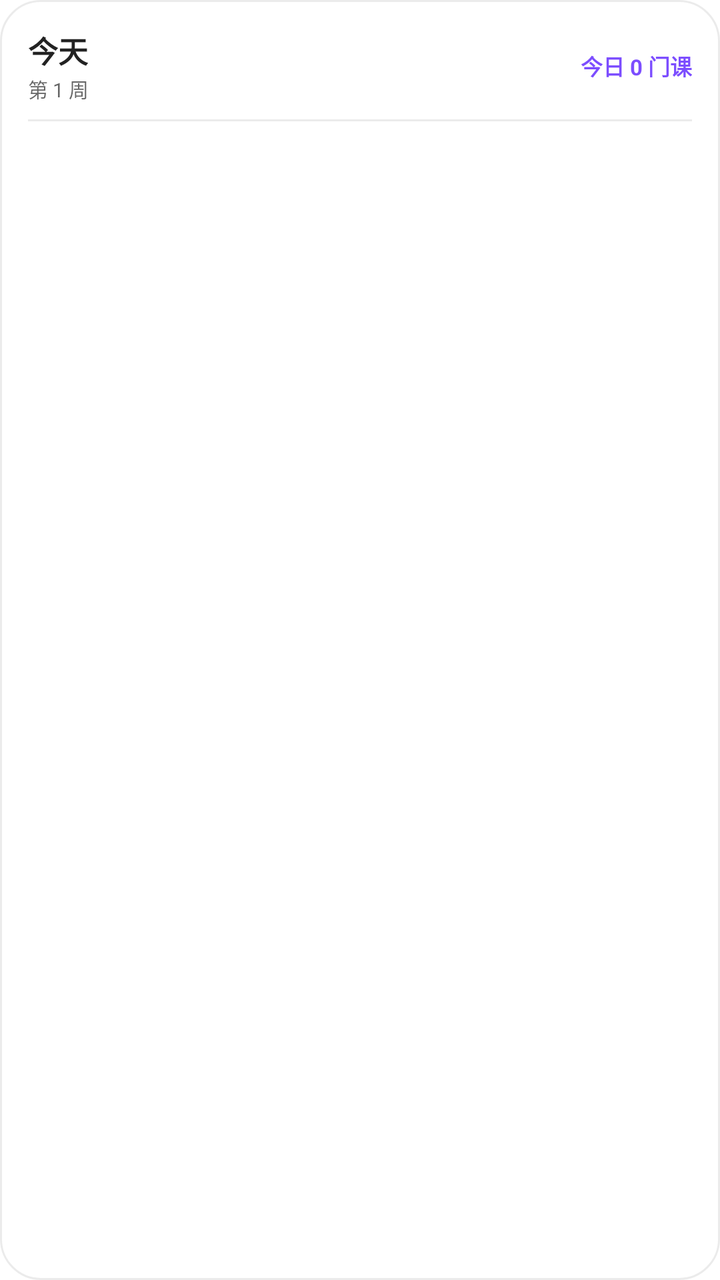
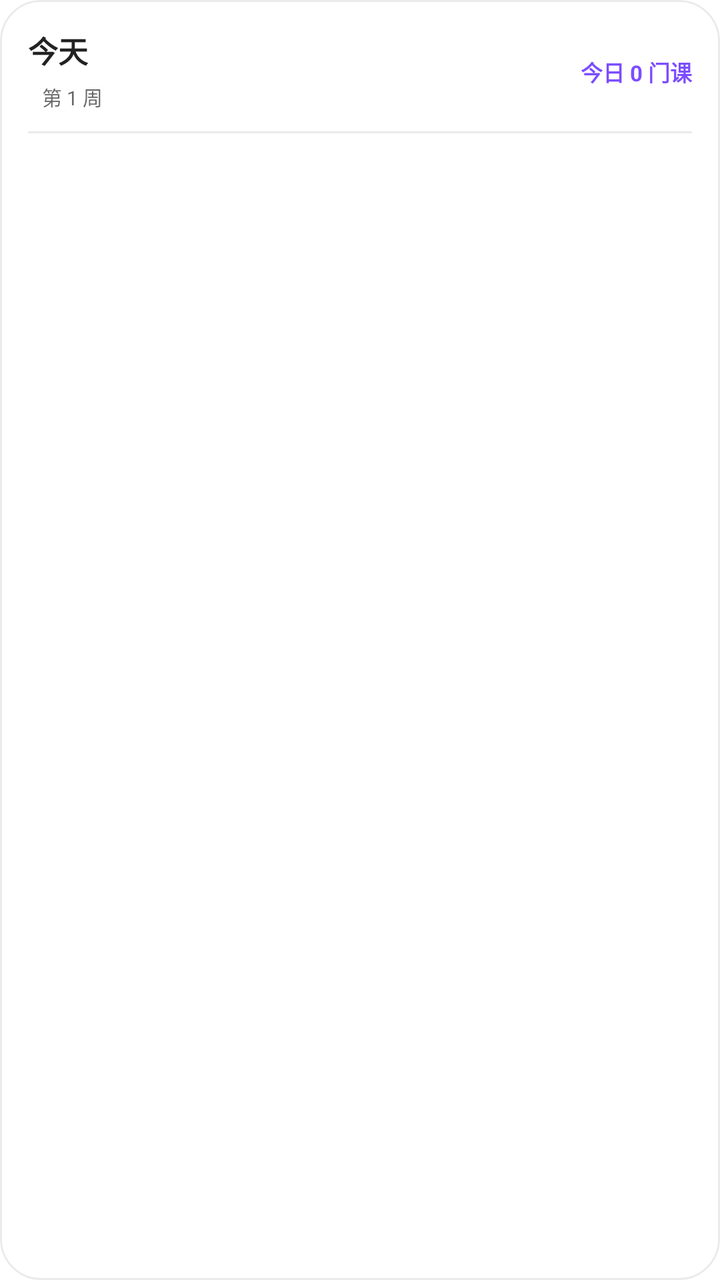

Screens rendered from an Android XML layout before and after an edit, with the pre-edit source and the edit as a unified diff.
<!-- AndroidManifest.xml: fallback theme Theme.MaterialComponents.DayNight.NoActionBar -->
<!-- res/layout/course_widget_layout.xml -->
<?xml version="1.0" encoding="utf-8"?>
<LinearLayout xmlns:android="http://schemas.android.com/apk/res/android"
    android:id="@+id/widget_root"
    android:layout_width="match_parent"
    android:layout_height="match_parent"
    android:background="@drawable/widget_card_bg_light"
    android:orientation="vertical"
    android:padding="14dp">

    <LinearLayout
        android:layout_width="match_parent"
        android:layout_height="wrap_content"
        android:gravity="center_vertical"
        android:orientation="horizontal">

        <LinearLayout
            android:layout_width="0dp"
            android:layout_height="wrap_content"
            android:layout_weight="1"
            android:orientation="vertical">

            <TextView
                android:id="@+id/tv_date"
                android:layout_width="wrap_content"
                android:layout_height="wrap_content"
                android:ellipsize="end"
                android:maxLines="1"
                android:text="今天"
                android:textColor="#FF222222"
                android:textSize="15sp"
                android:textStyle="bold" />

            <TextView
                android:id="@+id/tv_week"
                android:layout_width="wrap_content"
                android:layout_height="wrap_content"
                android:layout_marginTop="1dp"
                android:text="第 1 周"
                android:textColor="#99000000"
                android:textSize="10sp" />
        </LinearLayout>

        <TextView
            android:id="@+id/tv_count"
            android:layout_width="wrap_content"
            android:layout_height="wrap_content"
            android:text="今日 0 门课"
            android:textColor="#FF7C4DFF"
            android:textSize="11sp"
            android:textStyle="bold" />
    </LinearLayout>

    <ImageView
        android:id="@+id/divider"
        android:layout_width="match_parent"
        android:layout_height="1dp"
        android:layout_marginTop="8dp"
        android:layout_marginBottom="6dp"
        android:background="#14000000"
        android:contentDescription="@null" />

    
    <ListView
        android:id="@+id/course_list"
        android:layout_width="match_parent"
        android:layout_height="0dp"
        android:layout_weight="1"
        android:divider="@null"
        android:dividerHeight="0dp"
        android:scrollbars="vertical" />

    <TextView
        android:id="@+id/tv_empty"
        android:layout_width="match_parent"
        android:layout_height="wrap_content"
        android:gravity="center"
        android:paddingTop="18dp"
        android:paddingBottom="18dp"
        android:text="今天没有课，好好休息~"
        android:textColor="#99000000"
        android:textSize="12sp"
        android:visibility="gone" />
</LinearLayout>
<!-- resources referenced by this layout -->
<resources>
  <!-- drawable widget_card_bg_light (drawable) -->
  <?xml version="1.0" encoding="utf-8"?>
  <shape xmlns:android="http://schemas.android.com/apk/res/android"
      android:shape="rectangle">
      <solid android:color="#FFFFFFFF" />
      <corners android:radius="20dp" />
      <stroke
          android:width="1dp"
          android:color="#14000000" />
  </shape>
</resources>

<!-- the commit's change to res/layout/course_widget_layout.xml (unified diff, before → after) -->
@@ -34,7 +34,11 @@
                 android:id="@+id/tv_week"
                 android:layout_width="wrap_content"
                 android:layout_height="wrap_content"
-                android:layout_marginTop="1dp"
+                android:layout_marginTop="3dp"
+                android:paddingStart="7dp"
+                android:paddingEnd="7dp"
+                android:paddingTop="2dp"
+                android:paddingBottom="2dp"
                 android:text="第 1 周"
                 android:textColor="#99000000"
                 android:textSize="10sp" />
